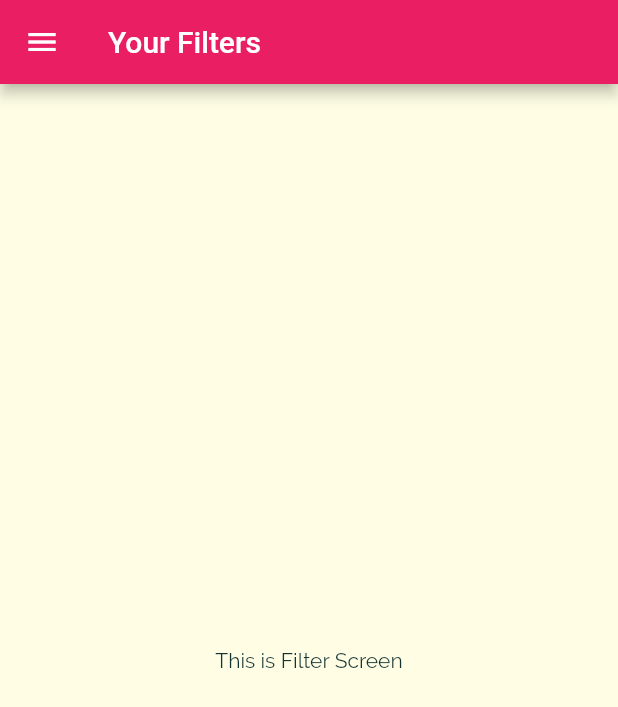
After one commit to GrafSoul/meals-app-flutter, a Flutter app: the FiltersScreen screen opened by its route, on a phone screen of 412 x 824 dp. The commit adds this screen. Shown: the top 707 px of the screen. Run offline on Flutter 3.47's test engine with Material 2 defaults, Android fonts, the phone set to English and light mode, and no system bars.

Commit message:
feat: Added FiltersScreen widget.

```diff
--- a/lib/main.dart
+++ b/lib/main.dart
@@ -3,6 +3,7 @@ import 'package:flutter/material.dart';
 import './screens/category_meals_screen.dart';
 import './screens/meal_detail_screen.dart';
 import './screens/tabs_screen.dart';
+import './screens/filters_screen.dart';
 
 void main() => runApp(const MyApp());
 
@@ -38,6 +39,7 @@ class MyApp extends StatelessWidget {
         '/': (ctx) => const TabsScreen(),
         CategoryMealsScreen.routeName: (ctx) => const CategoryMealsScreen(),
         MealDetailScreen.routeName: (ctx) => const MealDetailScreen(),
+        FiltersScreen.routeName: (ctx) => const FiltersScreen(),
       },
     );
   }
--- /dev/null
+++ b/lib/screens/filters_screen.dart
@@ -0,0 +1,21 @@
+import 'package:flutter/material.dart';
+import '../widgets/meal_drawer.dart';
+
+class FiltersScreen extends StatelessWidget {
+  static const routeName = '/filters';
+
+  const FiltersScreen({Key? key}) : super(key: key);
+
+  @override
+  Widget build(BuildContext context) {
+    return Scaffold(
+      appBar: AppBar(
+        title: const Text('Your Filters'),
+      ),
+      drawer: const MealDrawer(),
+      body: const Center(
+        child: Text('This is Filter Screen'),
+      ),
+    );
+  }
+}
```
Also changed, not shown: lib/screens/meal_detail_screen.dart (+8 -1 lines), lib/widgets/meal_drawer.dart (+9 -7 lines).
